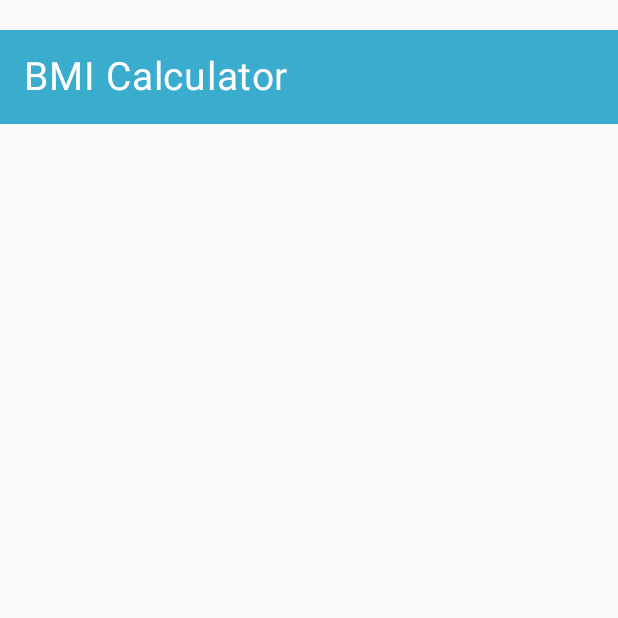
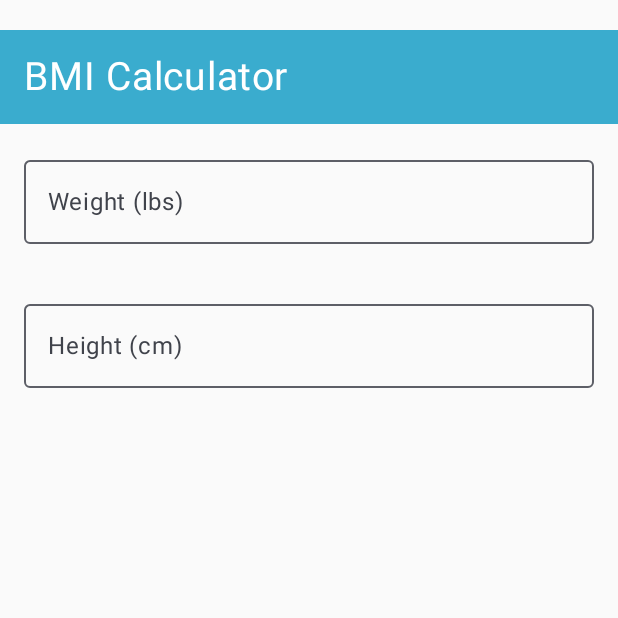
Before and after one commit to dani31perez/BMICalculator, an Android app built with Jetpack Compose: the screen it shows after launch (MainActivity), on a phone screen of 412 x 824 dp, the top half of it. Run offline under Robolectric (Android 15) with nearby library versions, the phone set to English and light mode, and no system bars.

Commit message:
Added weight and height input fields

```diff
--- a/app/src/main/java/com/example/bmicalculator/MainActivity.kt
+++ b/app/src/main/java/com/example/bmicalculator/MainActivity.kt
@@ -9,9 +9,9 @@ import androidx.compose.foundation.background
 import androidx.compose.foundation.layout.*
 import androidx.compose.material3.*
 import androidx.compose.runtime.*
+import androidx.compose.ui.Alignment
 import androidx.compose.ui.Modifier
 import androidx.compose.ui.graphics.Color
-import androidx.compose.ui.text.font.FontWeight
 import androidx.compose.ui.tooling.preview.Preview
 import androidx.compose.ui.unit.dp
 import androidx.compose.ui.unit.sp
@@ -42,7 +42,7 @@ fun BMIApp() {
 
 @Composable
 fun BMIScreen(
-    weight: Float,
+    weight: Float?,
     height: Float
 ){
     Column (
@@ -57,8 +57,29 @@ fun BMIScreen(
                 .padding(16.dp)
         ){
             Text("BMI Calculator", fontSize = 26.sp, color = Color.White)
+
         }
+        OutlinedTextField(
+            value = if(weight == 0f) "" else weight.toString(),
+            onValueChange = {},
+            label = { Text("Weight (lbs)") },
+            singleLine = true,
+            modifier = Modifier
+                .fillMaxWidth()
+                .align(Alignment.CenterHorizontally)
+                .padding(16.dp)
+        )
 
+        OutlinedTextField(
+            value = if(height == 0f) "" else height.toString(),
+            onValueChange = {},
+            label = { Text("Height (cm)") },
+            singleLine = true,
+            modifier = Modifier
+                .fillMaxWidth()
+                .align(Alignment.CenterHorizontally)
+                .padding(16.dp)
+        )
     }
 
 }
```
Also changed, not shown: 1 other file.
